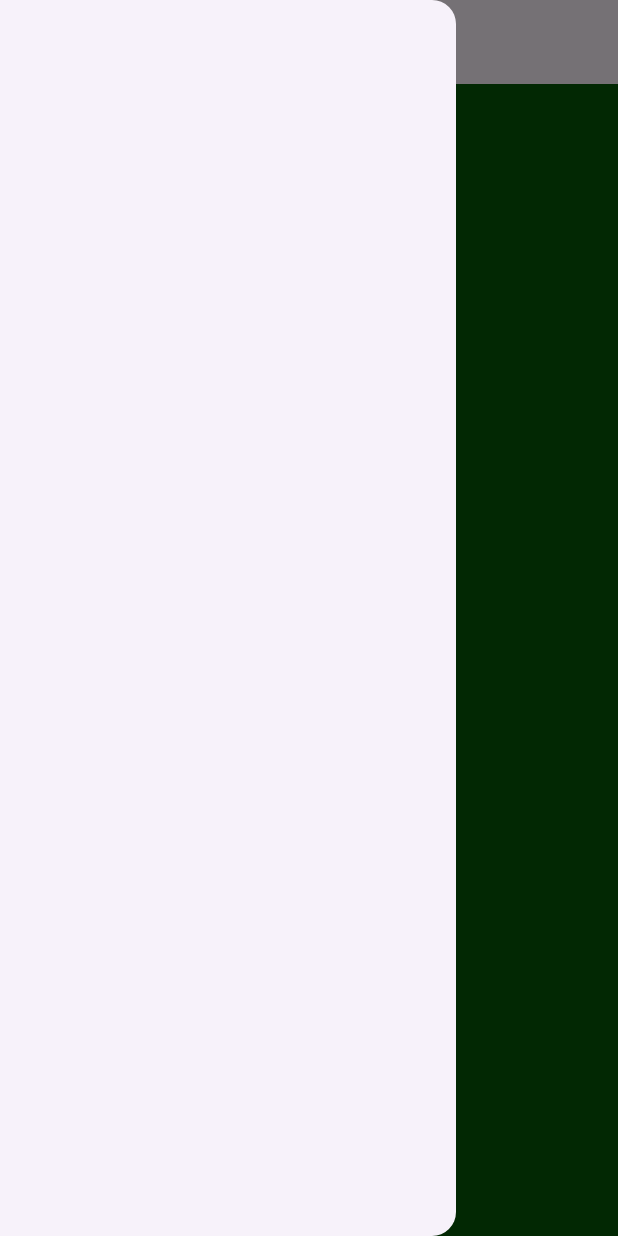
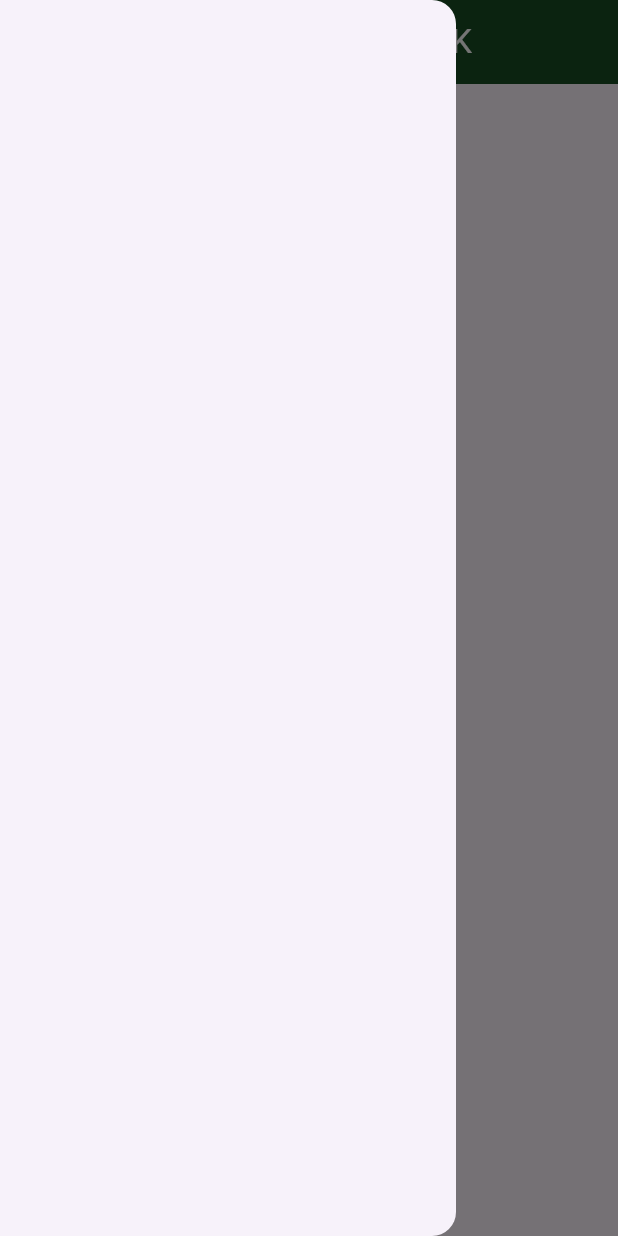
Before and after one commit to Akashnagraj/Akash_Codepur, a Flutter app: the screen it shows after launch, with the side drawer open, on a phone screen of 412 x 824 dp. Run offline on Flutter 3.47's test engine with Material 3 defaults, Android fonts, the phone set to English and light mode, and no system bars; our stand-ins replace google_nav_bar.

Commit message:
Day 3 learning on my branch

```diff
--- a/lib/main.dart
+++ b/lib/main.dart
@@ -1,5 +1,6 @@
 import 'package:flutter/material.dart';
 import 'package:milk_tea_app/pages/codepur.dart';
+import 'package:milk_tea_app/pages/homepage.dart';
 
 void main() {
   runApp(const MyApp());
@@ -12,8 +13,26 @@ class MyApp extends StatelessWidget {
   Widget build(BuildContext context) {
     return MaterialApp(
       debugShowCheckedModeBanner: false,
-      theme: ThemeData(primarySwatch: Colors.brown),
-      home: CodePurFlutter(),
+      themeMode: ThemeMode.light,
+      darkTheme: ThemeData(
+        brightness: Brightness.light,
+        primarySwatch: Colors.amber,
+        appBarTheme: AppBarTheme(
+            // color: Colors.black,
+            ),
+      ),
+      theme: ThemeData(
+        appBarTheme: AppBarTheme(
+          color: const Color.fromARGB(255, 12, 76, 14),
+          foregroundColor: Colors.white,
+          centerTitle: true,
+          elevation: 30,
+        ),
+      ),
+      routes: {
+        "/": (context) => CodePurFlutter(),
+        "/firstpage": (context) => TeaHomePage(),
+      },
     );
   }
 }
--- a/lib/pages/codepur.dart
+++ b/lib/pages/codepur.dart
@@ -11,7 +11,6 @@ class _CodePurFlutterState extends State<CodePurFlutter> {
   @override
   Widget build(BuildContext context) {
     return Scaffold(
-      backgroundColor: const Color.fromARGB(255, 5, 87, 7),
       appBar: AppBar(
         title: Text("V I S W A B H I S H E K"),
       ),
```
